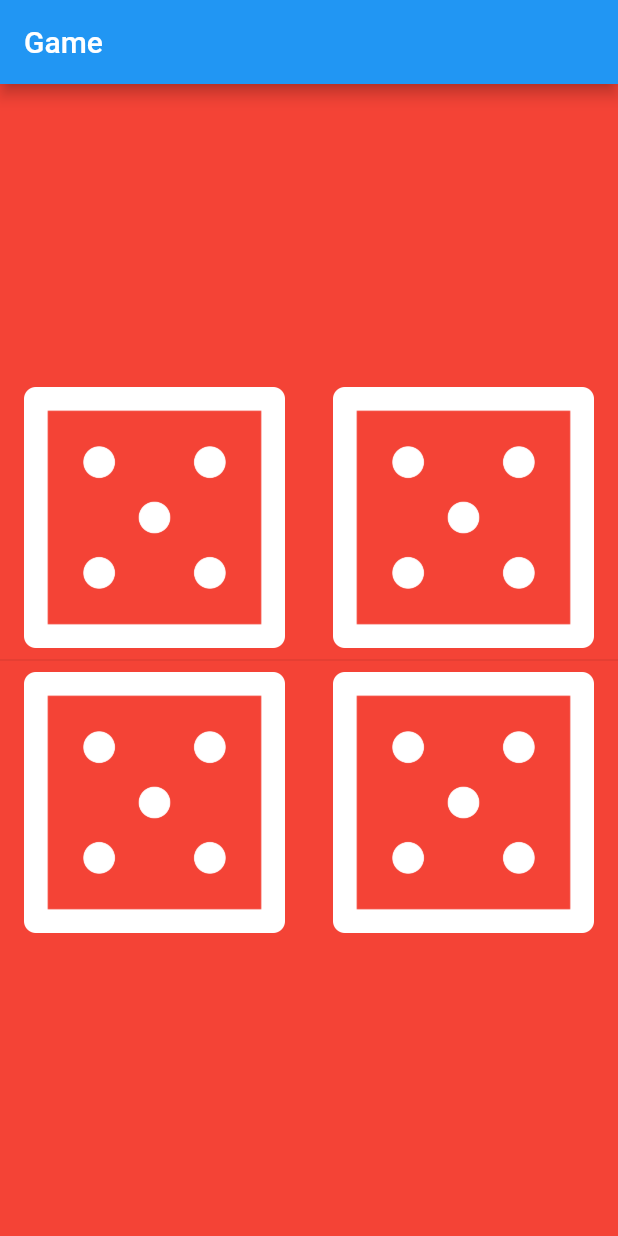
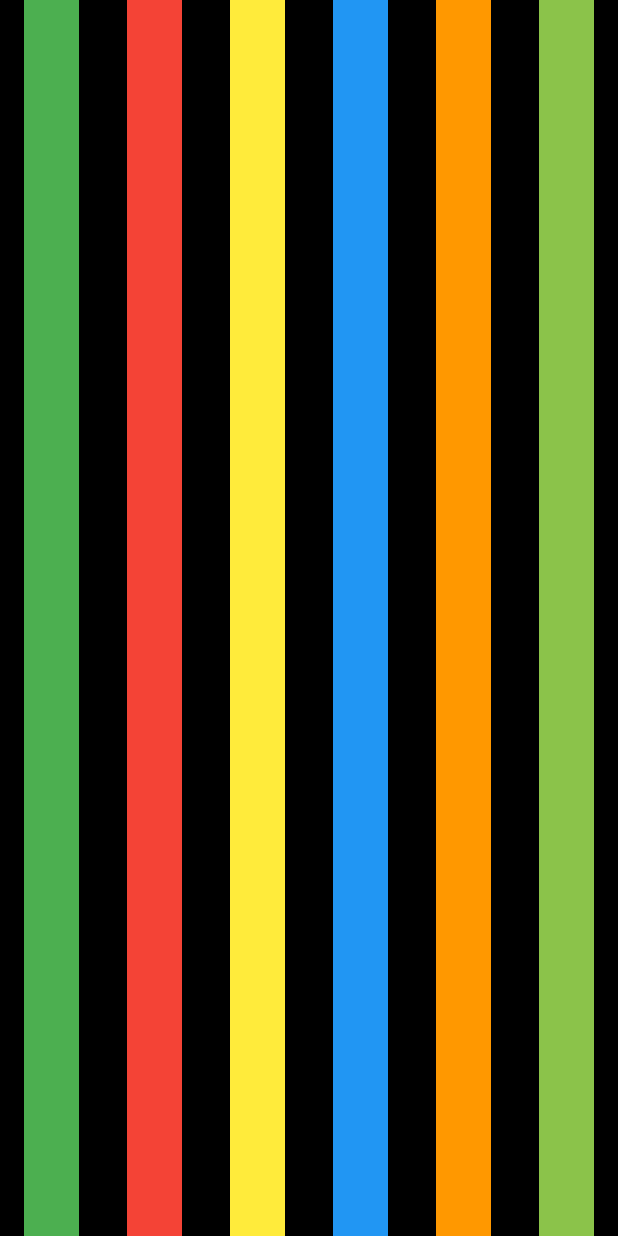
Before and after one commit to salam73/flutter_tutorial, a Flutter app: the screen it shows after launch, on a phone screen of 412 x 824 dp. Run offline on Flutter 3.47's test engine with Material 2 defaults, Android fonts, the phone set to English and light mode, and no system bars; our stand-ins replace audioplayers.

Commit message:
add sound project

```diff
--- a/lib/main.dart
+++ b/lib/main.dart
@@ -1,5 +1,6 @@
 import 'package:flutter/material.dart';
 import 'package:flutter_tutorial/mygame.dart';
+import 'sound.dart';
 
 void main() => runApp(MyApp());
 
@@ -8,8 +9,10 @@ class MyApp extends StatelessWidget {
   @override
   Widget build(BuildContext context) {
     return MaterialApp(
+      debugShowCheckedModeBanner: false,
       title: 'Flutter Demo',
-      home: MyGame(title: 'Flutter Demo Home '),
+     // home: MyGame(title: 'Flutter Demo Home '),
+      home: Sound(),
     );
   }
 }
--- a/lib/mygame.dart
+++ b/lib/mygame.dart
@@ -41,7 +41,8 @@ class _MyGameState extends State<MyGame> {
     return Scaffold(
       backgroundColor: Colors.red,
       appBar: AppBar(
-        title: Text('Game'),
+        title: Text(widget.title),
+        backgroundColor: Colors.redAccent,
       ),
       body: Column(
         mainAxisAlignment: MainAxisAlignment.center,
--- /dev/null
+++ b/lib/sound.dart
@@ -0,0 +1,61 @@
+import 'package:audioplayers/audio_cache.dart';
+import 'package:flutter/material.dart';
+import 'package:audioplayers/audioplayers.dart';
+
+class Sound extends StatelessWidget {
+  Expanded soundKey({color: Color, number:int}) => Expanded(
+        child: FlatButton(
+          onPressed: () {
+            final player=AudioCache();
+            player.play('note$number.wav');
+          },
+          child: Container(
+            color: color,
+          ),
+        ),
+      );
+
+  @override
+  Widget build(BuildContext context) {
+    return MaterialApp(
+      debugShowCheckedModeBanner: false,
+      home: Scaffold(
+        backgroundColor: Colors.black,
+        body: SafeArea(
+          child: Row(
+            children: <Widget>[
+              soundKey(color: Colors.green,number: 1),
+              soundKey(color: Colors.red, number: 2),
+              soundKey(color: Colors.yellow, number: 3),
+              soundKey(color: Colors.blue, number: 4),
+              NewWidget(color: Colors.orange, number: 5,),
+              NewWidget(color: Colors.lightGreen, number: 6,),
+            ],
+          ),
+        ),
+      ),
+    );
+  }
+}
+
+class NewWidget extends StatelessWidget {
+  NewWidget({this.color, this.number});
+
+  final Color color;
+  final int number;
+
+  @override
+  Widget build(BuildContext context) {
+    return Expanded(
+      child: FlatButton(
+        onPressed: () {
+          final player=AudioCache();
+          player.play('note$number.wav');
+        },
+        child: Container(
+          color: color,
+        ),
+      ),
+    );
+  }
+}
--- a/pubspec.yaml
+++ b/pubspec.yaml
@@ -23,6 +23,7 @@ dependencies:
   # The following adds the Cupertino Icons font to your application.
   # Use with the CupertinoIcons class for iOS style icons.
   cupertino_icons: ^0.1.2
+  audioplayers: ^0.13.2
 
 dev_dependencies:
   flutter_test:
@@ -43,6 +44,7 @@ flutter:
   # To add assets to your application, add an assets section, like this:
   assets:
     - images/
+    - assets/
   #  - images/a_dot_ham.jpeg
 
   # An image asset can refer to one or more resolution-specific "variants", see
```
Also changed, not shown: pubspec.lock.
